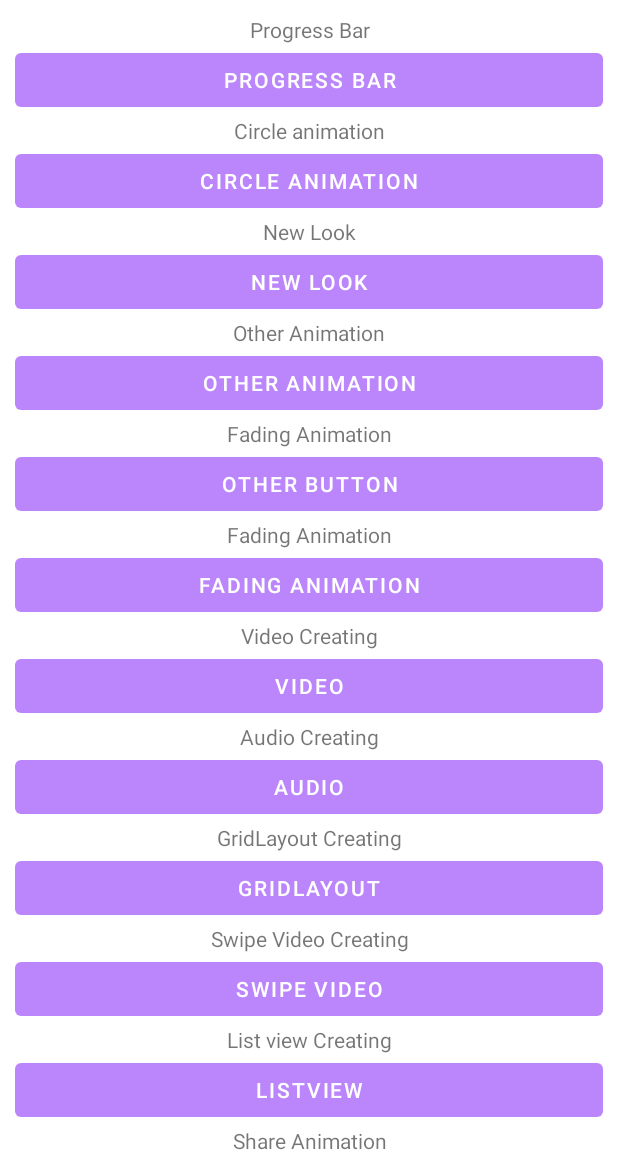
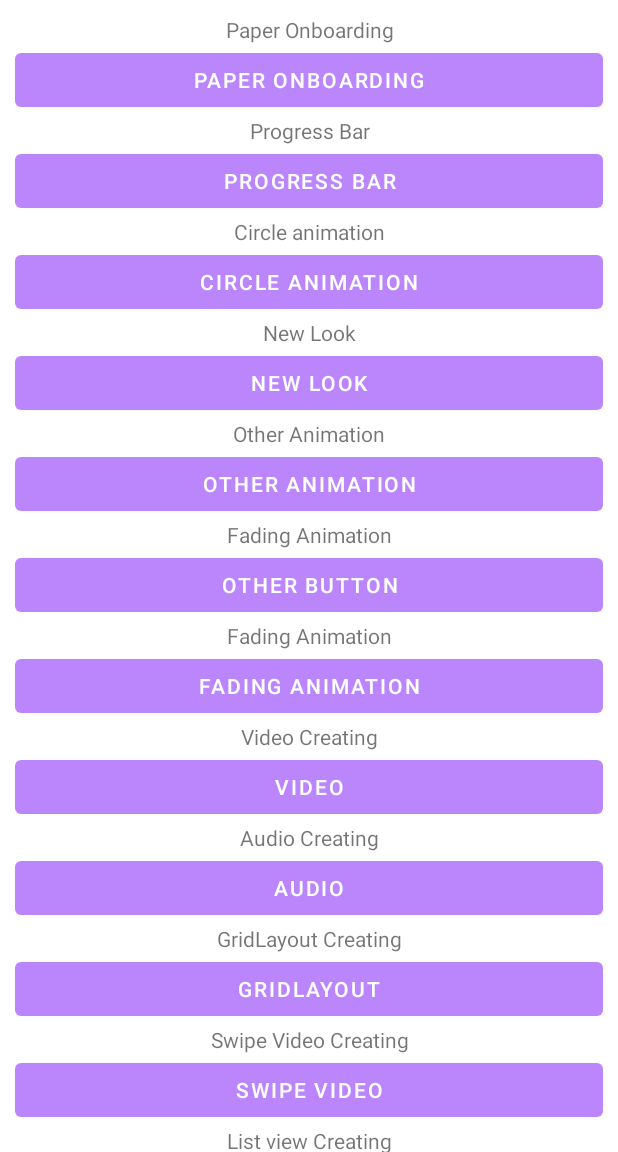
Before and after one commit to kumar-sanju/UdemyLearning, an Android app: the screen it shows after launch (HomeActivity), on a phone screen of 412 x 824 dp, the part 84-1236 px from its top. Run offline under Robolectric (Android 15) with nearby library versions, the phone set to English and light mode, and no system bars.

Commit message:
new layout

```diff
--- a/app/build.gradle
+++ b/app/build.gradle
@@ -60,6 +60,8 @@ dependencies {
 
     implementation 'com.github.lzyzsd:circleprogress:1.2.1'
 
+    implementation 'com.ramotion.paperonboarding:paper-onboarding:1.1.3'
+
 
 
 
--- a/app/src/main/AndroidManifest.xml
+++ b/app/src/main/AndroidManifest.xml
@@ -14,7 +14,7 @@
         android:roundIcon="@mipmap/ic_launcher_round"
         android:supportsRtl="true"
         android:theme="@style/AppTheme">
-        <activity android:name=".CircularProgressBarActivity"></activity>
+        <activity android:name=".CircularProgressBarActivity" />
         <activity android:name=".CircleAnimationActivity" />
         <activity android:name=".NewLookActivity" />
         <activity android:name=".AnimateTransitionsActivity" />
--- a/app/src/main/res/layout/activity_home.xml
+++ b/app/src/main/res/layout/activity_home.xml
@@ -13,6 +13,18 @@
         android:orientation="vertical"
         android:layout_margin="10dp"
         >
+        <TextView
+            android:layout_width="match_parent"
+            android:layout_height="wrap_content"
+            android:text="Paper Onboarding"
+            android:gravity="center"
+            />
+        <Button
+            android:id="@+id/paperObboarding"
+            android:layout_width="match_parent"
+            android:layout_height="wrap_content"
+            android:text="Paper Onboarding"
+            />
         <TextView
             android:layout_width="match_parent"
             android:layout_height="wrap_content"
```
Also changed, not shown: app/src/main/res/drawable/ic_health.xml (added, +10 -0 lines), app/src/main/res/drawable-v24/kidney.png (added), app/src/main/res/drawable-v24/tap.png (added), app/src/main/res/drawable-v24/time.png (added).
